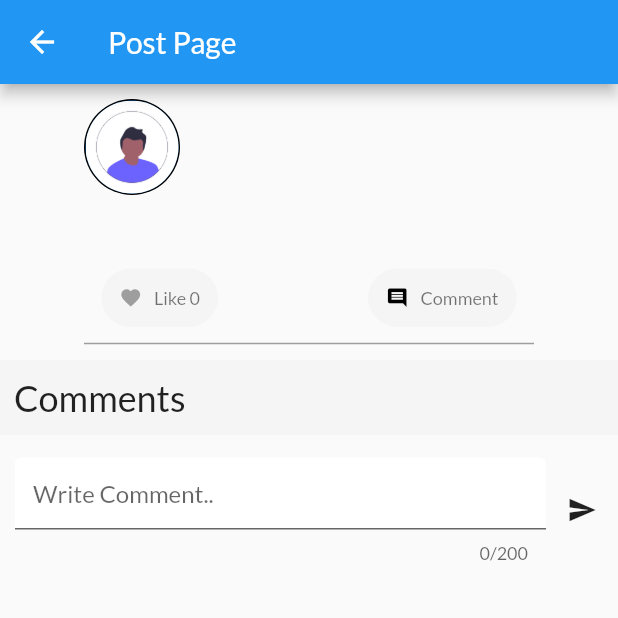
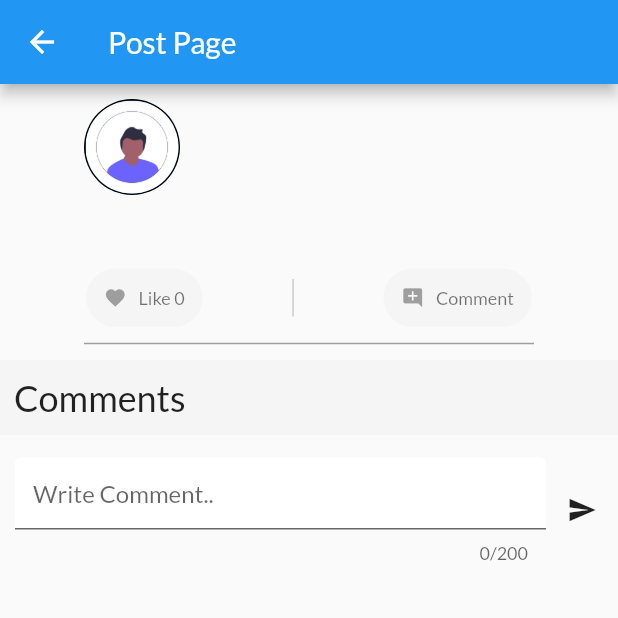
Before and after one commit to SyedHussainHaider5/ElectrowayFeedback, a Flutter app: the PostPage screen opened directly with empty values, on a phone screen of 412 x 824 dp, the top half of it. Run offline on Flutter 3.47's test engine with Material 2 defaults, Android fonts, the phone set to English and light mode, and no system bars; our stand-ins replace cloud_firestore, expandable, firebase_core, google_fonts; missing offline and left inert: dart:ffi; accounts and stored records are empty.

```diff
--- a/lib/pages/feed_page.dart
+++ b/lib/pages/feed_page.dart
@@ -43,7 +43,9 @@ class _feed_PageState extends State<feed_Page> {
     return Scaffold(
       backgroundColor: Colors.white,
       appBar: AppBar(
+        backgroundColor: Colors.blue,
         title: Text("All Posts"),
+        shadowColor: Colors.black,
       ),
       bottomNavigationBar: BottomNavigationBar(
         type: BottomNavigationBarType.fixed,
--- a/lib/pages/post_page.dart
+++ b/lib/pages/post_page.dart
@@ -105,7 +105,8 @@ class _PostPageState extends State<PostPage> {
                       likes: widget.likes)
                   // child: addComment(onIncrement: () {}),
                   ),
-              SizedBox(
+              Container(
+                // color: Colors.grey,
                 height: 335,
                 child: ListView.builder(
                     shrinkWrap: true,
--- a/lib/widgets/post.dart
+++ b/lib/widgets/post.dart
@@ -79,13 +79,6 @@ class post extends StatelessWidget {
             SizedBox(
               height: 20,
             ),
-            // Divider(
-            //   color: Colors.grey, //color of divider
-            //   height: 2, //height spacing of divider
-            //   thickness: 1, //thickness of divier line
-            //   indent: 20, //spacing at the start of divider
-            //   endIndent: 20, //spacing at the end of divider
-            // ),
             Container(
               // decoration: BoxDecoration(
               //     border: Border.all(width: 1, color: Colors.black),
@@ -98,7 +91,19 @@ class post extends StatelessWidget {
                     icon: Icons.favorite,
                     post_id: post_id,
                   ),
-                  SizedBox(width: 100),
+                  //SizedBox(width: 100),
+                  Padding(
+                    padding: const EdgeInsets.symmetric(horizontal: 60),
+                    child: Container(
+                      color: Colors.grey,
+                      width: 0.5,
+                      height: 25,
+                    ),
+                  ),
+                  // VerticalDivider(
+                  //   color: Colors.black,
+                  //   thickness: 2,
+                  // ),
                   GestureDetector(
                     onTap: () {
                       Navigator.push(
@@ -121,8 +126,8 @@ class post extends StatelessWidget {
                       child: Row(
                         children: [
                           Icon(
-                            Icons.comment,
-                            color: Colors.black,
+                            Icons.add_comment,
+                            color: Colors.grey,
                             size: 15,
                           ),
                           SizedBox(width: 8.0),
@@ -137,7 +142,6 @@ class post extends StatelessWidget {
                 ],
               ),
             ),
-
             SizedBox(
               height: 10,
             ),
```
Also changed, not shown: lib/widgets/comment.dart (+12 -3 lines).
